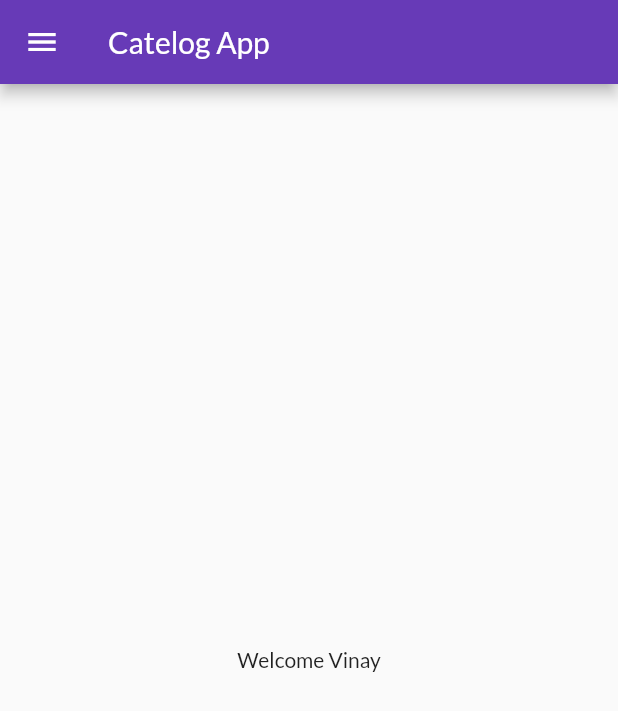
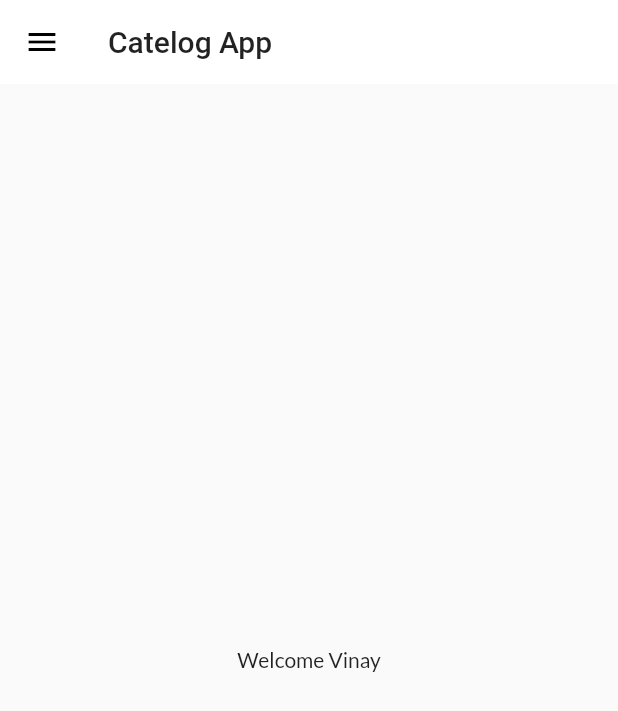
Before and after one commit to VinayMundhra/ecom_App, a Flutter app: the screen it shows after launch, on a phone screen of 412 x 824 dp. Shown: the top 711 px of the screen. Run offline on Flutter 3.47's test engine with Material 2 defaults, Android fonts, the phone set to English and light mode, and no system bars; our stand-ins replace google_fonts.

Commit message:
theme commited

```diff
--- a/lib/main.dart
+++ b/lib/main.dart
@@ -1,12 +1,11 @@
 import 'package:catelog/pages/home_page.dart';
 import 'package:catelog/pages/login_page.dart';
 import 'package:catelog/utils/routes.dart';
+import 'package:catelog/widgets/themes.dart';
 import 'package:flutter/material.dart';
-import 'package:google_fonts/google_fonts.dart';
-
 void main()
 {
- runApp(MyApp());
+ runApp(const MyApp());
 }
 
 class MyApp extends StatelessWidget {
@@ -15,19 +14,13 @@ class MyApp extends StatelessWidget {
   @override
   Widget build(BuildContext context) {
     return MaterialApp(
+      debugShowCheckedModeBanner: false,
       themeMode: ThemeMode.light,
-      theme: ThemeData(
-        primarySwatch: Colors.deepPurple,
-        fontFamily: GoogleFonts.lato().fontFamily,
-        primaryTextTheme: GoogleFonts.latoTextTheme(),
-        ),
-       debugShowCheckedModeBanner: false,
-       darkTheme: ThemeData(
-        brightness: Brightness.dark
-      ),
-       initialRoute: MyRoutes.homeRoute,
+      theme: MyTheme.lightTheme(context),
+      darkTheme: MyTheme.darkTheme(context),
+      initialRoute: MyRoutes.homeRoute,
       routes: {
-        '/': (context)=> LoginPage(),
+        '/': (BuildContext context)=> const LoginPage(),
         MyRoutes.homeRoute: (context)=> HomePage(),
         MyRoutes.loginRoute: (context) => LoginPage()
       },
--- a/lib/pages/home_page.dart
+++ b/lib/pages/home_page.dart
@@ -8,10 +8,8 @@ class HomePage extends StatelessWidget {
   Widget build(BuildContext context) {
     return Scaffold(
       appBar: AppBar(
-        title: const Text('Catelog App',
-        style: TextStyle(
-          color: Colors.white,
-        ),
+        title: const Text(
+          'Catelog App'
         ),
       ),
       body: Center(
--- /dev/null
+++ b/lib/widgets/themes.dart
@@ -0,0 +1,20 @@
+import 'package:flutter/material.dart';
+import 'package:google_fonts/google_fonts.dart';
+
+class MyTheme{
+  static ThemeData lightTheme (BuildContext context)=>
+    ThemeData(
+        primarySwatch: Colors.deepPurple,
+        fontFamily: GoogleFonts.lato().fontFamily,
+       appBarTheme:  AppBarTheme(
+         color: Colors.white,
+         elevation: 0.0,
+         iconTheme: const IconThemeData(color: Colors.black),
+         textTheme: Theme.of(context).textTheme
+         )
+        );
+        static ThemeData darkTheme (BuildContext context)=>
+    ThemeData(
+       brightness: Brightness.dark
+       );
+}
```
